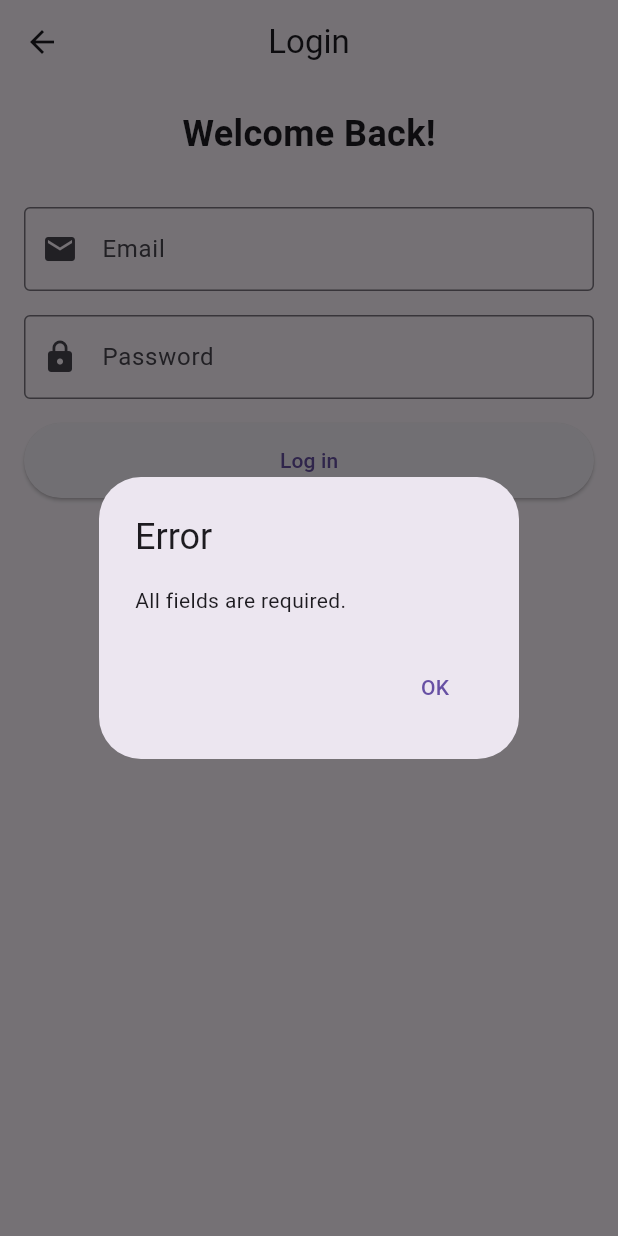
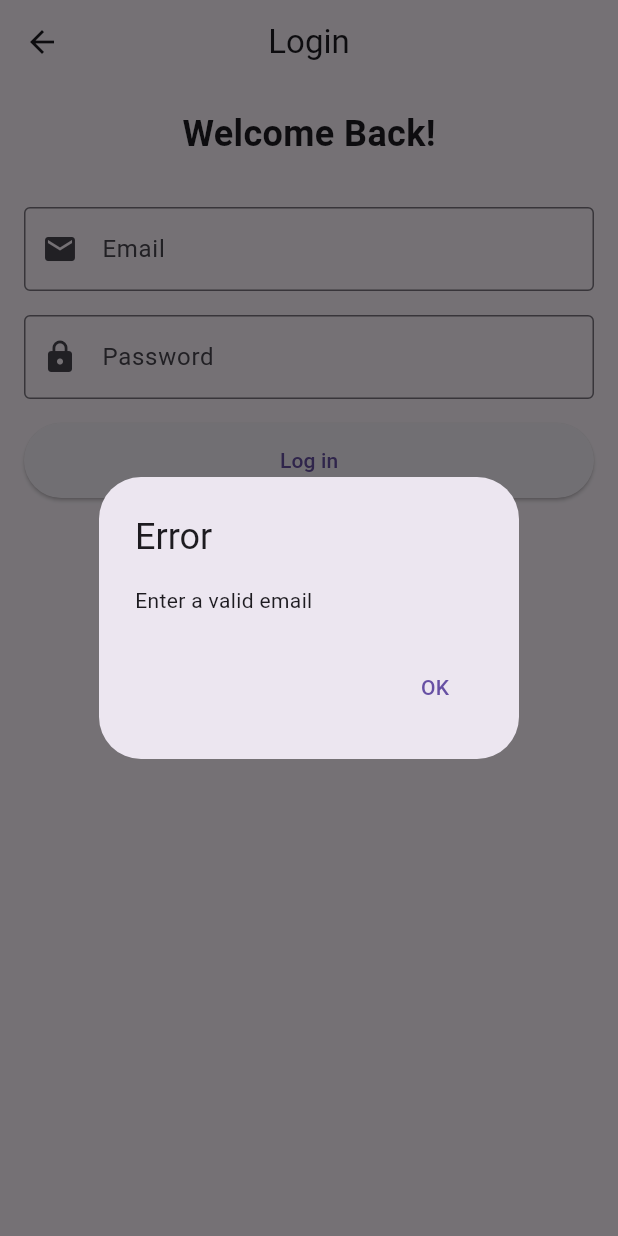
Before and after one commit to khaledffm02/Info_Projekt, a Flutter app: the LogInScreen screen opened by its route, after a tap on "Log in", on a phone screen of 412 x 824 dp. Run offline on Flutter 3.47's test engine with Material 3 defaults, Android fonts, the phone set to English and light mode, and no system bars; our stand-ins replace cloud_firestore, firebase_auth, firebase_core, fl_chart, flutter_dotenv, watch_it; missing offline and left inert: timer_button; accounts and stored records are empty.

Commit message:
Use email Valitation to check if the email format is correct

```diff
--- a/frontend/lib/auth/ChangePassword.dart
+++ b/frontend/lib/auth/ChangePassword.dart
@@ -42,7 +42,7 @@ class _ChangePasswordWidgetState extends State<ChangePasswordWidget> {
                   color: Colors.black,
                 ),
               ),
-              // Old password
+              // Old password / One Time Password
               TextField(
                 controller: _oldPasswordController,
                 obscureText: true,
@@ -89,7 +89,7 @@ class _ChangePasswordWidgetState extends State<ChangePasswordWidget> {
 
                   if (newPassword != confirmPassword) {
                     ScaffoldMessenger.of(context).showSnackBar(
-                      SnackBar(content: Text('Passwords do not match')),
+                      const SnackBar(content: Text('Passwords do not match')),
                     );
                     return;
                   }
@@ -102,7 +102,7 @@ class _ChangePasswordWidgetState extends State<ChangePasswordWidget> {
                         email: emailTrimmed ?? '',
                         password: oldPassword,
                       );
-
+                    // Check if old password / One Time Passwort match
                       try {
                         await user.reauthenticateWithCredential(credential);
                         print('Reauthentication successful!');
--- a/frontend/lib/auth/ForgotPassword.dart
+++ b/frontend/lib/auth/ForgotPassword.dart
@@ -34,15 +34,14 @@ class ForgotPassword extends StatelessWidget {
             ElevatedButton(
               onPressed: () async {
                 final email = _emailController.text;
-                final errorMessage = Validator.validateEmail(email);
 
-                if (errorMessage != null) { //It shows Errormessage if the email is not correct
+                if (Validator.validateEmail(email) == false) {
                   showDialog(
                     context: context,
                     builder: (BuildContext context) {
                       return AlertDialog(
                         title: const Text('Invalid Email'),
-                        content: Text(errorMessage),
+                        content: const Text("Enter a valid email"),
                         actions: [
                           TextButton(
                             onPressed: () {
@@ -56,7 +55,7 @@ class ForgotPassword extends StatelessWidget {
                   );
                 } else {
                   try {
-                    ApiService.resetPassword(email);
+                    ApiService.resetPassword(email);   //One Time Password wird verschickt
                   }catch(e){
                     print("Email  was not sent: $e");
                   }
@@ -81,7 +80,7 @@ class ForgotPassword extends StatelessWidget {
                     showDialog(
                       context: context,
                       builder: (context) => AlertDialog(
-                        title: const Text('Fehler'),
+                        title: const Text('Error'),
                         content: const Text('Sending the OTP email has failed.'),
                         actions: [
                           TextButton(
--- a/frontend/lib/auth/LogIn.dart
+++ b/frontend/lib/auth/LogIn.dart
@@ -3,6 +3,7 @@ import 'package:flutter/material.dart';
 import 'package:frontend/shared/ApiService.dart';
 import 'package:frontend/shared/DialogHelper.dart';
 import 'package:frontend/shared/RatesService.dart';
+import 'package:frontend/shared/Validator.dart';
 import 'package:frontend/shared/showUnclosableDialog.dart';
 import 'package:watch_it/watch_it.dart';
 import 'dart:async';
@@ -23,6 +24,13 @@ class LogInScreen extends WatchingWidget {
     final email = _emailController.text.trim();
     final password = _passwordController.text.trim();
 
+    if (Validator.validateEmail(email) == false) {
+      DialogHelper.showDialogCustom(
+          context: context, title: "Error", content: "Enter a valid email"
+      );
+      return;
+    }
+
     if (email.isEmpty || password.isEmpty) {
       DialogHelper.showDialogCustom(
         context: context,
@@ -31,11 +39,11 @@ class LogInScreen extends WatchingWidget {
       );
       return;
     }
+
     try {
       var loginSuccess = await ApiService.loginUser(email, password);
 
       if (loginSuccess == false) {
-
         await ApiService.increaseLoginAttempts(email);
         var failedLoginAttempts = await ApiService.getLoginAttempts(email);
         di<LogInStateModel>().failedLoginAttempts = failedLoginAttempts;
@@ -49,15 +57,11 @@ class LogInScreen extends WatchingWidget {
           );
 
           try {
-            await ApiService.resetPassword(email);
+            await ApiService.resetPassword(email); //One Time Password is sent
           } catch (e) {
-            print("Email was not sent: $e");
+            print("OTP  was not sent: $e");
           }
-        }else if(failedLoginAttempts>=4){
-
-
-
-
+        } else if (failedLoginAttempts >= 4) {
           ScaffoldMessenger.of(context).showSnackBar(
             SnackBar(
               content: Text(
@@ -66,14 +70,11 @@ class LogInScreen extends WatchingWidget {
             ),
           );
           showUnclosableDialog(context);
-
-
         } else {
           ScaffoldMessenger.of(context).showSnackBar(
             SnackBar(
               content: Text(
-                'Log in failed. It is your attempt(s) ' +
-                    failedLoginAttempts.toString(),
+                'Log in failed. It is your attempt(s) $failedLoginAttempts',
               ),
             ),
           );
@@ -82,7 +83,8 @@ class LogInScreen extends WatchingWidget {
       }
 
       await RatesService.UpdateRates();
-      di<LogInStateModel>().failedLoginAttempts = await ApiService.getLoginAttempts(email);
+      di<LogInStateModel>().failedLoginAttempts =
+          await ApiService.getLoginAttempts(email);
 
       final user = FirebaseAuth.instance.currentUser;
       if (user?.emailVerified != true) {
@@ -90,14 +92,15 @@ class LogInScreen extends WatchingWidget {
           context: context,
           title: 'Error',
           content:
-          "You didn't confirm the email. Please click the link in your email to verify.",
+              "You didn't confirm the email. Please click the link in your email to verify.",
         );
         await FirebaseAuth.instance.signOut();
       }
 
       if (otpMode == false) {
         await ApiService.resetLoginAttempts(email);
-        di<LogInStateModel>().failedLoginAttempts = await ApiService.getLoginAttempts(email);
+        di<LogInStateModel>().failedLoginAttempts =
+            await ApiService.getLoginAttempts(email);
         di<LogInStateModel>().otpMode = false;
         DialogHelper.showDialogCustom(
           context: context,
@@ -120,9 +123,6 @@ class LogInScreen extends WatchingWidget {
       );
     }
   }
-
-
-
 
   @override
   Widget build(BuildContext context) {
@@ -162,14 +162,12 @@ class LogInScreen extends WatchingWidget {
               ),
             ),
             const SizedBox(height: 16.0),
-
-
             ElevatedButton(
               onPressed: isButtonDisabled
                   ? null
                   : () async {
-                _login(context, otpMode);
-              },
+                      _login(context, otpMode);
+                    },
               style: ElevatedButton.styleFrom(
                 minimumSize: const Size(double.infinity, 50),
               ),
@@ -177,7 +175,6 @@ class LogInScreen extends WatchingWidget {
                   ? const Text("Login Disabled (30s)")
                   : const Text("Log in"),
             ),
-
             const SizedBox(height: 16.0),
             TextButton(
               onPressed: () => Navigator.pushNamed(context, '/ForgotPassword'),
--- a/frontend/lib/shared/Validator.dart
+++ b/frontend/lib/shared/Validator.dart
@@ -1,12 +1,12 @@
 
 class Validator {
 
-  static String? validateEmail(String email) {
+  static bool validateEmail(String email) {
     final emailRegex = RegExp(r'.+@.+\..+');         //Redex for Email Format
     if (!emailRegex.hasMatch(email)) {
-      return 'Please enter a valid email address';
+      return false ;
     }
-    return null;
+    return true;
   }
 
   static bool validatePassword(String password) {
```
